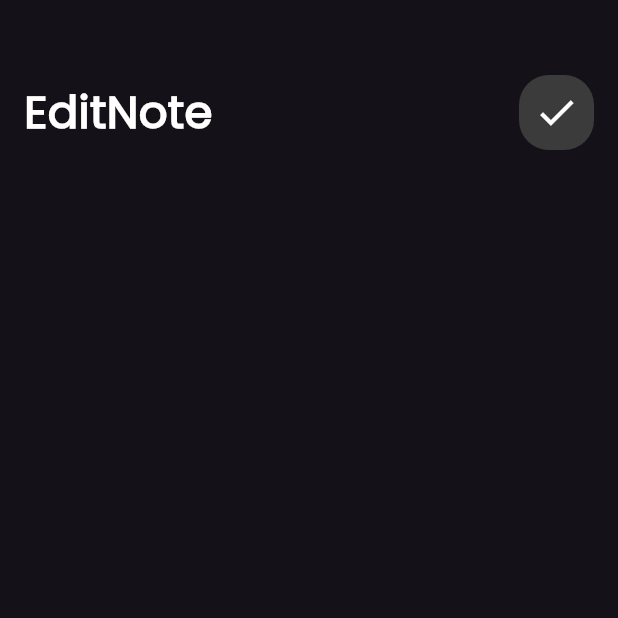
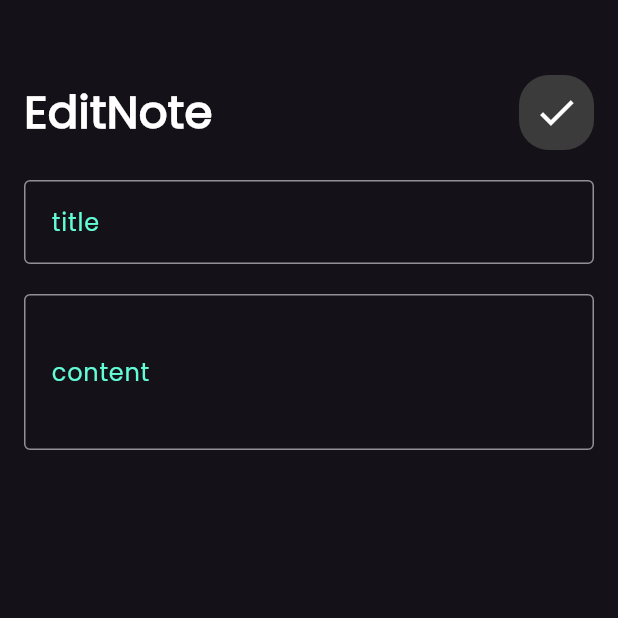
Before and after one commit to Eng-Nader/noteApp, a Flutter app: the EditPage screen opened by its route, on a phone screen of 412 x 824 dp, the top half of it. Run offline on Flutter 3.47's test engine with Material 3 defaults, Android fonts, the phone set to English and light mode, and no system bars; our stand-ins replace font_awesome_flutter, google_fonts.

Commit message:
finish of Editnote page

```diff
--- a/lib/widget/edit_note_body.dart
+++ b/lib/widget/edit_note_body.dart
@@ -1,5 +1,6 @@
 import 'package:flutter/material.dart';
 import 'package:note_app/widget/custom_appbar.dart';
+import 'package:note_app/widget/text_fild.dart';
 
 class EditNoteBody extends StatelessWidget {
   const EditNoteBody({super.key});
@@ -17,6 +18,20 @@ class EditNoteBody extends StatelessWidget {
             text: 'EditNote',
             icon: Icons.check,
           ),
+          SizedBox(
+            height: 20,
+          ),
+          TextFiled(
+            contentpadding: EdgeInsets.symmetric(vertical: 16),
+            title: '   title',
+          ),
+          SizedBox(
+            height: 20,
+          ),
+          TextFiled(
+            contentpadding: EdgeInsets.symmetric(vertical: 40),
+            title: '   content',
+          )
         ],
       ),
     );
```
